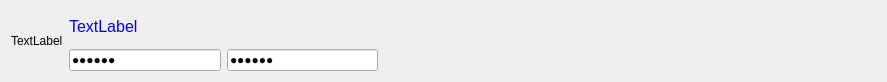
First picture: the form in L1/crypt1/credentialswidget.ui, repository Vasyaslav/221-329_Leshchinskii, before the edit.
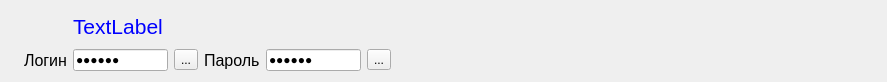
Second picture: the form after the edit. Icons and pictures are not drawn.

Patch:
```diff
--- a/L1/crypt1/credentialswidget.ui
+++ b/L1/crypt1/credentialswidget.ui
@@ -26,18 +26,23 @@
    <string>Form</string>
   </property>
   <layout class="QGridLayout" name="gridLayout">
-   <item row="0" column="0" rowspan="2">
-    <widget class="QLabel" name="icon">
+   <item row="1" column="1">
+    <widget class="QLabel" name="label">
+     <property name="font">
+      <font>
+       <pointsize>12</pointsize>
+      </font>
+     </property>
      <property name="text">
-      <string>TextLabel</string>
+      <string>Логин</string>
      </property>
     </widget>
    </item>
-   <item row="0" column="1">
+   <item row="0" column="2">
     <widget class="QLabel" name="url">
      <property name="font">
       <font>
-       <pointsize>12</pointsize>
+       <pointsize>16</pointsize>
       </font>
      </property>
      <property name="text">
@@ -45,20 +50,44 @@
      </property>
     </widget>
    </item>
-   <item row="1" column="1">
-    <widget class="QLineEdit" name="login">
+   <item row="0" column="0" rowspan="2">
+    <widget class="QLabel" name="icon">
      <property name="text">
-      <string>......</string>
+      <string/>
      </property>
-     <property name="echoMode">
-      <enum>QLineEdit::Password</enum>
+     <property name="pixmap">
+      <pixmap resource="resources.qrc">:/icons/resources/padlock.png</pixmap>
      </property>
-     <property name="readOnly">
-      <bool>true</bool>
+     <property name="scaledContents">
+      <bool>false</bool>
      </property>
     </widget>
    </item>
    <item row="1" column="2">
+    <widget class="QLineEdit" name="login">
+     <property name="text">
+      <string>......</string>
+     </property>
+     <property name="echoMode">
+      <enum>QLineEdit::Password</enum>
+     </property>
+     <property name="readOnly">
+      <bool>true</bool>
+     </property>
+    </widget>
+   </item>
+   <item row="1" column="7">
+    <widget class="QToolButton" name="passwordCopy">
+     <property name="text">
+      <string>...</string>
+     </property>
+     <property name="icon">
+      <iconset theme="copy" resource="resources.qrc">
+       <normaloff>:/icons/resources/icon-copy.png</normaloff>:/icons/resources/icon-copy.png</iconset>
+     </property>
+    </widget>
+   </item>
+   <item row="1" column="6">
     <widget class="QLineEdit" name="password">
      <property name="text">
       <string>......</string>
@@ -71,7 +100,30 @@
      </property>
     </widget>
    </item>
-   <item row="1" column="3">
+   <item row="1" column="4">
+    <widget class="QToolButton" name="loginCopy">
+     <property name="text">
+      <string>...</string>
+     </property>
+     <property name="icon">
+      <iconset theme="copy" resource="resources.qrc">
+       <normaloff>:/icons/resources/icon-copy.png</normaloff>:/icons/resources/icon-copy.png</iconset>
+     </property>
+    </widget>
+   </item>
+   <item row="1" column="5">
+    <widget class="QLabel" name="label_2">
+     <property name="font">
+      <font>
+       <pointsize>12</pointsize>
+      </font>
+     </property>
+     <property name="text">
+      <string>Пароль</string>
+     </property>
+    </widget>
+   </item>
+   <item row="1" column="8">
     <spacer name="horizontalSpacer">
      <property name="orientation">
       <enum>Qt::Horizontal</enum>
```
Left out of the diff: 4 changed lines with no effect on the pictures.
